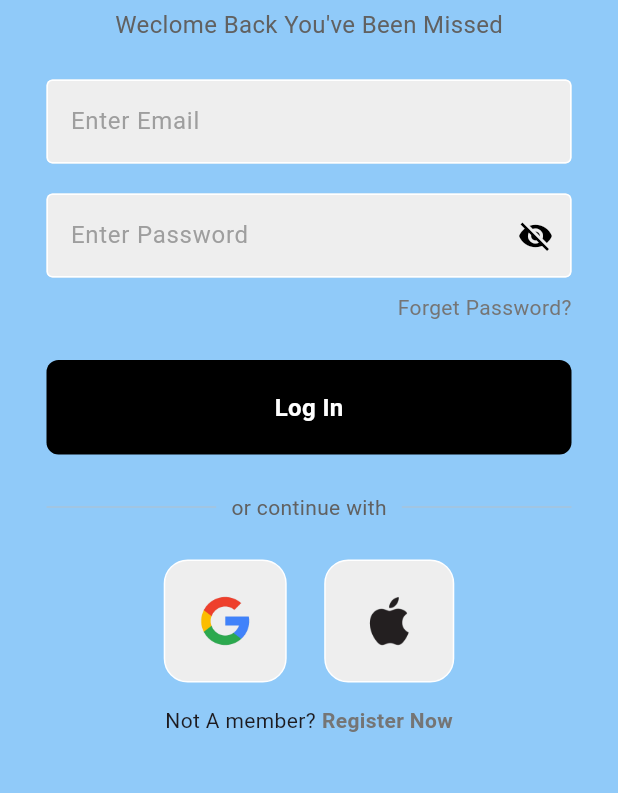
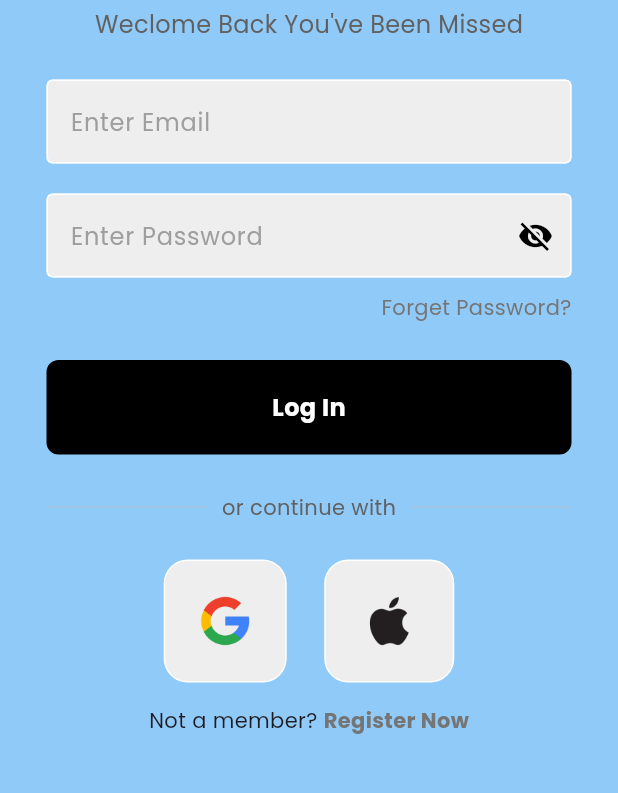
Before and after one commit to afrinfathima8524/Let-s-Go, a Flutter app: the LoginPage screen opened directly with empty values, on a phone screen of 412 x 824 dp, the part 315-1108 px from its top. Run offline on Flutter 3.47's test engine with Material 3 defaults, Android fonts, the phone set to English and light mode, and no system bars; our stand-ins replace bloc, equatable, firebase_auth, firebase_core, flutter_bloc, flutter_rating_bar and 3 more; accounts and stored records are empty; network calls fail.

Commit message:
alert message added and textstyle changed to googlefonts 15:58

```diff
--- a/lib/features/authpages/components/my_button.dart
+++ b/lib/features/authpages/components/my_button.dart
@@ -1,4 +1,5 @@
 import 'package:flutter/material.dart';
+import 'package:google_fonts/google_fonts.dart';
 
 class MyButton extends StatelessWidget {
   final Function()? onTap;
@@ -14,7 +15,7 @@ class MyButton extends StatelessWidget {
         margin: const EdgeInsets.symmetric(horizontal: 25),
         decoration: BoxDecoration(color: Colors.black,borderRadius: BorderRadius.circular(8)),
         child: Center(
-          child: Text(text,style: TextStyle(color: Colors.white,fontWeight: FontWeight.bold,fontSize: 16),),
+          child: Text(text,style:GoogleFonts.poppins(color: Colors.white,fontWeight: FontWeight.bold,fontSize: 16)),
         ),
       ),
     );
--- a/lib/features/authpages/components/my_textfield.dart
+++ b/lib/features/authpages/components/my_textfield.dart
@@ -1,4 +1,5 @@
 import 'package:flutter/material.dart';
+import 'package:google_fonts/google_fonts.dart';
 
 class MyTextField extends StatefulWidget {
   final controller;
@@ -32,7 +33,7 @@ class _MyTextFieldState extends State<MyTextField> {
           fillColor: Colors.grey.shade200,
           filled: true,
           hintText: widget.hintText,
-          hintStyle: TextStyle(color: Colors.grey.shade500),
+          hintStyle: GoogleFonts.poppins(color: Colors.grey.shade500),
           suffixIcon: widget.icon,
         ),
       ),
--- a/lib/features/authpages/login.dart
+++ b/lib/features/authpages/login.dart
@@ -2,6 +2,7 @@ import 'package:firebase_auth/firebase_auth.dart';
 import 'package:flutter/cupertino.dart';
 import 'package:flutter/material.dart';
 import 'package:flutter/services.dart';
+import 'package:google_fonts/google_fonts.dart';
 import 'package:lets_go/features/authpages/components/my_button.dart';
 import 'package:lets_go/features/authpages/components/my_textfield.dart';
 import 'package:lets_go/features/authpages/components/square_tile.dart';
@@ -75,7 +76,12 @@ class _LoginPageState extends State<LoginPage> {
       context: context,
       builder: (context) {
         return AlertDialog(
-          title: Text(message),
+          title: Text(message,style: GoogleFonts.poppins(color:Colors.black,fontWeight:FontWeight.w500,),),
+          content:Text("Invalid user credentials refer to the situation where the provided username or password does not match the records stored in the system.",
+          style: GoogleFonts.poppins(color:Colors.black38,),),
+          actions: [
+            TextButton(onPressed:(){Navigator.of(context).pop();}, child:Text("Try again",style: GoogleFonts.poppins(color:Colors.blue,fontWeight:FontWeight.bold,),), )
+          ],
         );
       },
     );
@@ -108,7 +114,7 @@ class _LoginPageState extends State<LoginPage> {
                     ),
                     Text(
                       "Weclome Back You've Been Missed",
-                      style: TextStyle(fontSize: 16, color: Colors.grey[700]),
+                      style: GoogleFonts.poppins(fontSize: 16, color: Colors.grey[700]),
                     ),
                     const SizedBox(
                     height: 25,
@@ -162,7 +168,7 @@ class _LoginPageState extends State<LoginPage> {
                             },
                             child: Text(
                               "Forget Password?",
-                              style: TextStyle(color: Colors.grey.shade600),
+                              style: GoogleFonts.poppins(color: Colors.grey.shade600),
                             ),
                           ),
                         ],
@@ -199,7 +205,7 @@ class _LoginPageState extends State<LoginPage> {
                             padding: const EdgeInsets.symmetric(horizontal: 10),
                             child: Text(
                               "or continue with",
-                              style: TextStyle(color: Colors.grey.shade700),
+                              style:GoogleFonts.poppins(color: Colors.grey.shade700),
                             ),
                           ),
                           Expanded(
@@ -230,7 +236,7 @@ class _LoginPageState extends State<LoginPage> {
                     Row(
                       mainAxisAlignment: MainAxisAlignment.center,
                       children: [
-                        Text("Not A member?"),
+                        Text("Not a member?",style: GoogleFonts.poppins(),),
                         SizedBox(
                           width: 4,
                         ),
@@ -238,8 +244,7 @@ class _LoginPageState extends State<LoginPage> {
                           onTap: widget.onTap,
                           child: Text(
                             "Register Now",
-                            style: TextStyle(
-                                color: Colors.grey.shade600,
+                            style: GoogleFonts.poppins(color: Colors.grey.shade600,
                               fontWeight: FontWeight.bold),
                           ),
                         ),
--- a/pubspec.yaml
+++ b/pubspec.yaml
@@ -45,6 +45,7 @@ dependencies:
   path_provider: ^2.1.3
   firebase_core: ^2.31.0
   firebase_auth: ^4.19.5
+
 
 
 dev_dependencies:
```
Also changed, not shown: lib/features/authpages/forget_pass.dart (+37 -17 lines), lib/features/authpages/signin.dart (+13 -8 lines).
